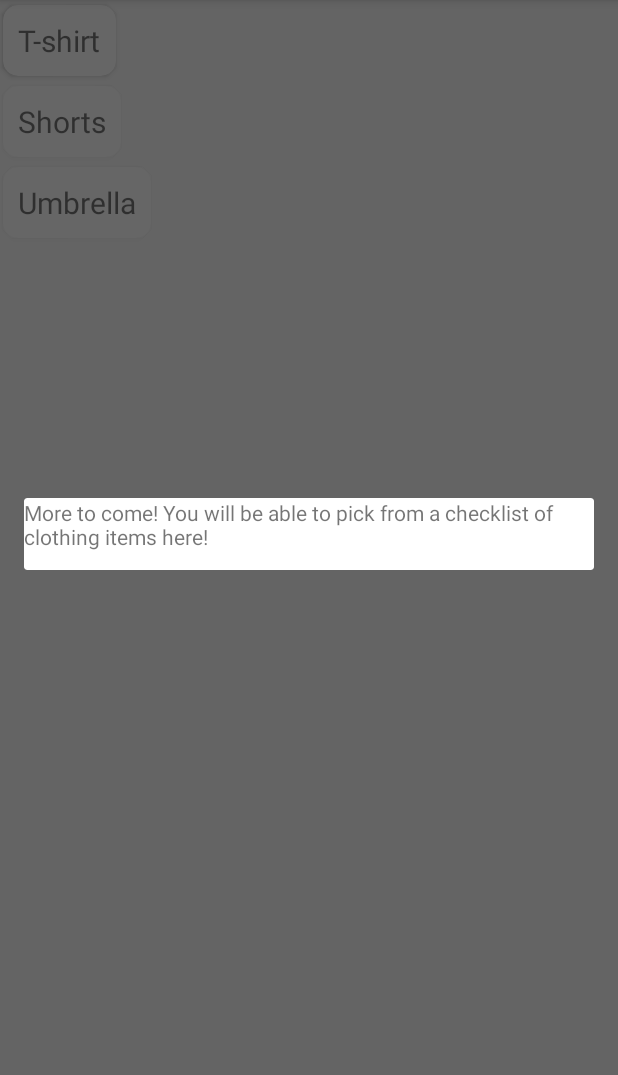
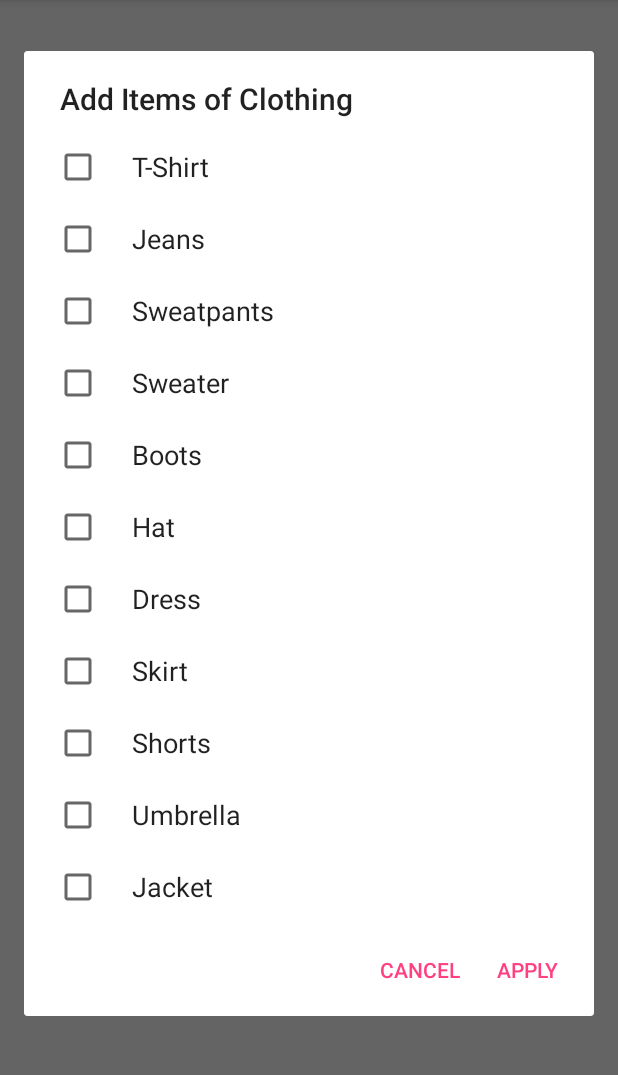
Before and after one commit to castonkr/Weather-To-Wear, an Android app: the fragment MyClosetFragment shown on its own in the app's theme, after a tap on "add", on a phone screen of 412 x 824 dp, the part 84-1159 px from its top. Run offline under Robolectric (Android 15) with nearby library versions, the phone set to English and light mode, and no system bars.

Commit message:
Kiana commit

```diff
--- a/app/src/main/java/edu/rosehulman/schaffll/weathertowear/MyClosetAdapter.java
+++ b/app/src/main/java/edu/rosehulman/schaffll/weathertowear/MyClosetAdapter.java
@@ -17,17 +17,17 @@ import java.util.ArrayList;
  */
 public class MyClosetAdapter extends RecyclerView.Adapter<MyClosetAdapter.ViewHolder> {
 
-    private ArrayList<String> mDocs;
+    private ArrayList<String> mClosetItems;
 
 //    private DocListFragment.Callback mCallback;
 
 
     public MyClosetAdapter(Context context) {
-        mDocs = new ArrayList<>();
-        mDocs.add("T-shirt");
-        mDocs.add("Shorts");
-        mDocs.add("Umbrella");
-//        mDocs = DocUtils.loadDocs(context);
+        mClosetItems = new ArrayList<>();
+//        mClosetItems.add("T-shirt");
+//        mClosetItems.add("Shorts");
+//        mClosetItems.add("Umbrella");
+//        mClosetItems = DocUtils.loadDocs(context);
 //        mCallback = callback;
     }
 
@@ -39,7 +39,7 @@ public class MyClosetAdapter extends RecyclerView.Adapter<MyClosetAdapter.ViewHo
 
     @Override
     public void onBindViewHolder(MyClosetAdapter.ViewHolder holder, int position) {
-//        final Doc doc = mDocs.get(position);
+//        final Doc doc = mClosetItems.get(position);
 //        holder.mTitleTextView.setText(doc.getTitle());
 //        holder.mTitleTextView.setOnClickListener(new View.OnClickListener() {
 //            @Override
@@ -47,13 +47,13 @@ public class MyClosetAdapter extends RecyclerView.Adapter<MyClosetAdapter.ViewHo
 //                mCallback.onDocSelected(doc);
 //            }
 //        });
-        holder.mTitleTextView.setText(mDocs.get(position));
+        holder.mTitleTextView.setText(mClosetItems.get(position));
 
     }
 
     @Override
     public int getItemCount() {
-        return mDocs.size();
+        return mClosetItems.size();
     }
 
     class ViewHolder extends RecyclerView.ViewHolder {
@@ -61,7 +61,23 @@ public class MyClosetAdapter extends RecyclerView.Adapter<MyClosetAdapter.ViewHo
 
         public ViewHolder(View itemView) {
             super(itemView);
-           mTitleTextView = (TextView) itemView.findViewById(R.id.clothesTypeTextView);
+            mTitleTextView = (TextView) itemView.findViewById(R.id.clothesTypeTextView);
         }
     }
+
+    public void addItem(String item) {
+        if (!mClosetItems.contains(item)) {
+            mClosetItems.add(0, item);
+            notifyItemInserted(0);
+            notifyItemRangeChanged(0, mClosetItems.size());
+        }
+    }
+
+    public void removeItem(String item) {
+        int index = mClosetItems.indexOf(item);
+        mClosetItems.remove(item);
+        notifyItemRemoved(index);
+        notifyItemRangeChanged(0, mClosetItems.size());
+
+    }
 }
--- a/app/src/main/java/edu/rosehulman/schaffll/weathertowear/fragments/MyClosetFragment.java
+++ b/app/src/main/java/edu/rosehulman/schaffll/weathertowear/fragments/MyClosetFragment.java
@@ -1,19 +1,21 @@
 package edu.rosehulman.schaffll.weathertowear.fragments;
 
 
+import android.content.Context;
+import android.content.DialogInterface;
 import android.os.Bundle;
 import android.support.v4.app.Fragment;
 import android.support.v7.app.AlertDialog;
 import android.support.v7.widget.LinearLayoutManager;
 import android.support.v7.widget.RecyclerView;
-import android.util.Log;
 import android.view.LayoutInflater;
 import android.view.Menu;
 import android.view.MenuInflater;
 import android.view.MenuItem;
 import android.view.View;
 import android.view.ViewGroup;
-import android.widget.TextView;
+
+import java.util.ArrayList;
 
 import edu.rosehulman.schaffll.weathertowear.MyClosetAdapter;
 import edu.rosehulman.schaffll.weathertowear.R;
@@ -25,10 +27,25 @@ import edu.rosehulman.schaffll.weathertowear.R;
 public class MyClosetFragment extends Fragment {
 
     MenuItem add;
+    MyClosetAdapter mAdapter;
+    String[] mClothingItems;
+    boolean mBoolList[];
+//    getResources().getStringArray(R.array.clothing_list);
+
+//    String[] mClothingItems = new String[] {
+//            "A",
+//            "B",
+//            "C"
+//    };
+
+
+
 
     public MyClosetFragment() {
         // Required empty public constructor
     }
+
+
 
 
     @Override
@@ -36,10 +53,15 @@ public class MyClosetFragment extends Fragment {
                              Bundle savedInstanceState) {
         // Inflate the layout for this fragment
 //        return inflater.inflate(R.layout.fragment_my_closet, container, false);
+
         RecyclerView view  =  (RecyclerView) inflater.inflate(R.layout.fragment_my_closet, container, false);
         view.setLayoutManager(new LinearLayoutManager(getContext()));
-        MyClosetAdapter adapter = new MyClosetAdapter(getContext());
-        view.setAdapter(adapter);
+        mAdapter = new MyClosetAdapter(getContext());
+        view.setAdapter(mAdapter);
+
+        mClothingItems = getResources().getStringArray(R.array.clothing_list);
+        mBoolList = new boolean[mClothingItems.length];
+
         return view;
     }
 
@@ -65,20 +87,49 @@ public class MyClosetFragment extends Fragment {
 
     private void showDialog() {
 
+
         AlertDialog.Builder builder = new AlertDialog.Builder(getActivity());
-        LayoutInflater inflater = getActivity().getLayoutInflater();
-        View view = inflater.inflate(R.layout.my_closet_dialog, null);
-        builder.setView(view);
-
-        TextView textDialog = (TextView)view.findViewById(R.id.myClosetTempDialog);
-        textDialog.setText("More to come! You will be able to pick from a checklist of clothing items here!");
+        builder.setTitle(R.string.add_clothing_title);
 
 
-        builder.show();
+        builder.setMultiChoiceItems(mClothingItems, mBoolList, new DialogInterface.OnMultiChoiceClickListener() {
+            @Override
+            public void onClick(DialogInterface dialog, int indexSelected, boolean isChecked) {
+                if (isChecked) {
+                    mBoolList[indexSelected] = true;
 
+                }
+                else {
+                    mBoolList[indexSelected] = false;
+                }
+            }
+        });
 
+        builder.setNegativeButton("CANCEL", new DialogInterface.OnClickListener() {
+            @Override
+            public void onClick(DialogInterface dialog, int i) {
+                dialog.dismiss();
+            }
+        });
 
+        builder.setPositiveButton("APPLY", new DialogInterface.OnClickListener() {
+            @Override
+            public void onClick(DialogInterface dialog, int k) {
+                // Show selected clothing items
+                for (int i = 0; i < mBoolList.length; i++) {
+                    // Not add everytime
+                    if(mBoolList[i] == true) {
+                        mAdapter.addItem(mClothingItems[i]);
+                    }
+                    else {
+                        mAdapter.removeItem(mClothingItems[i]);
+                    }
+                }
+                dialog.dismiss();
+            }
+        });
 
+        builder.create().show();
 
     }
 
--- a/app/src/main/res/values/strings.xml
+++ b/app/src/main/res/values/strings.xml
@@ -23,4 +23,49 @@
     <string name="title_activity_my_saved_outfits">MySavedOutfits</string>
     <string name="section_format">Hello World from section: %1$d</string>
     <string name="title_activity_my_new_outfits">MyNewOutfits</string>
+    <string name="add_clothing_title"> Add Items of Clothing</string>
+
+    <string-array name="hot_spinner">
+        <item> 50 </item>
+        <item> 55 </item>
+        <item> 60 </item>
+        <item> 65 </item>
+        <item> 70 </item>
+        <item> 75 </item>
+        <item> 80 </item>
+        <item> 85 </item>
+        <item> 90 </item>
+        <item> 95 </item>
+        <item> 100 </item>
+    </string-array>
+
+    <string-array name="cold_spinner">
+        <item> 0 </item>
+        <item> 5 </item>
+        <item> 10 </item>
+        <item> 15 </item>
+        <item> 20 </item>
+        <item> 25 </item>
+        <item> 30 </item>
+        <item> 35 </item>
+        <item> 40 </item>
+        <item> 45 </item>
+        <item> 50 </item>
+    </string-array>
+
+    <string-array name="clothing_list">
+        <item> T-Shirt </item>
+        <item> Jeans </item>
+        <item> Sweatpants </item>
+        <item> Sweater </item>
+        <item> Boots </item>
+        <item> Hat </item>
+        <item> Dress </item>
+        <item> Skirt </item>
+        <item> Shorts </item>
+        <item> Umbrella </item>
+        <item> Jacket </item>
+    </string-array>
+
+
 </resources>
```
Also changed, not shown: app/build.gradle (+5 -5 lines).
